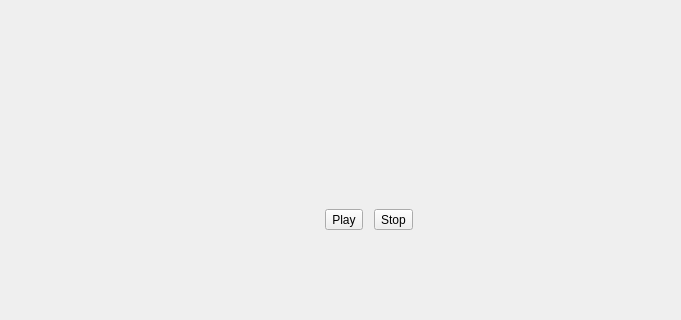
Old version of the form src/melosic/gui/mainwindow.ui in the repository chrismanning/melosic; both pictures show x 0 to 681 and y 280 to 600 of the 800 by 600 pixel window.
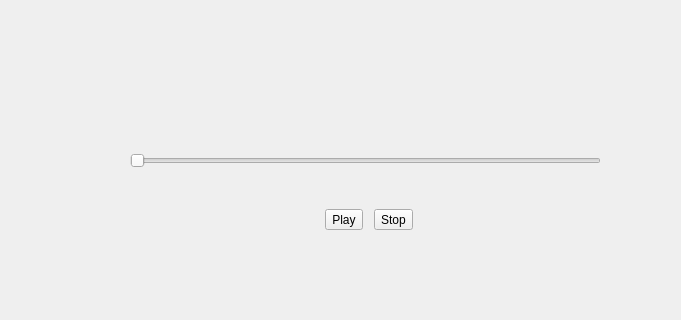
New version of the form. Custom widgets are drawn as their Qt base class.

Commit message: Add a TrackSeeker widget to the UI. Uses boost::signals2 for interaction with Player.

Diff of the .ui file:
```diff
--- a/src/melosic/gui/mainwindow.ui
+++ b/src/melosic/gui/mainwindow.ui
@@ -40,6 +40,19 @@
      </item>
     </layout>
    </widget>
+   <widget class="TrackSeeker" name="trackSeeker">
+    <property name="geometry">
+     <rect>
+      <x>130</x>
+      <y>410</y>
+      <width>471</width>
+      <height>23</height>
+     </rect>
+    </property>
+    <property name="orientation">
+     <enum>Qt::Horizontal</enum>
+    </property>
+   </widget>
   </widget>
   <widget class="QMenuBar" name="menubar">
    <property name="geometry">
@@ -107,6 +120,13 @@
    </property>
   </action>
  </widget>
+ <customwidgets>
+  <customwidget>
+   <class>TrackSeeker</class>
+   <extends>QSlider</extends>
+   <header>trackseeker.hpp</header>
+  </customwidget>
+ </customwidgets>
  <resources/>
  <connections>
   <connection>
```
The commit also changes 2 other files.
